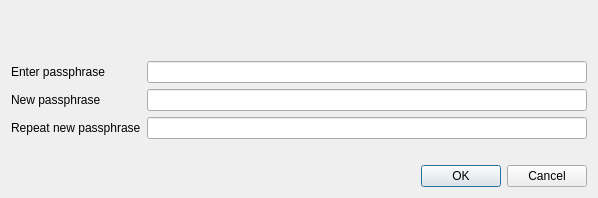
Old version of the form src/qt/forms/askpassphrasedialog.ui in the repository sdmathis/golddust.
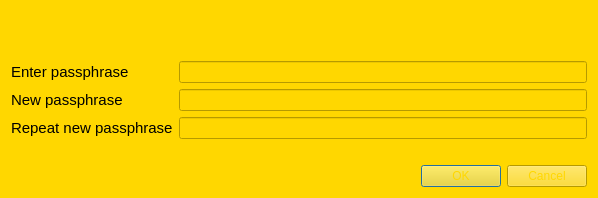
New version of the form. Icons and pictures are not drawn.

Patch:
```diff
--- a/src/qt/forms/askpassphrasedialog.ui
+++ b/src/qt/forms/askpassphrasedialog.ui
@@ -25,6 +25,9 @@
   <property name="windowTitle">
    <string>Passphrase Dialog</string>
   </property>
+  <property name="styleSheet">
+   <string notr="true">background-color: rgb(255, 215, 0);</string>
+  </property>
   <layout class="QVBoxLayout" name="verticalLayout">
    <item>
     <widget class="QLabel" name="warningLabel">
@@ -44,7 +47,7 @@
      <item row="0" column="0">
       <widget class="QLabel" name="passLabel1">
        <property name="text">
-        <string>Enter passphrase</string>
+        <string>&lt;html&gt;&lt;head/&gt;&lt;body&gt;&lt;p&gt;&lt;span style=&quot; font-size:11pt;&quot;&gt;Enter passphrase&lt;/span&gt;&lt;/p&gt;&lt;/body&gt;&lt;/html&gt;</string>
        </property>
       </widget>
      </item>
@@ -58,7 +61,7 @@
      <item row="1" column="0">
       <widget class="QLabel" name="passLabel2">
        <property name="text">
-        <string>New passphrase</string>
+        <string>&lt;html&gt;&lt;head/&gt;&lt;body&gt;&lt;p&gt;&lt;span style=&quot; font-size:11pt;&quot;&gt;New passphrase&lt;/span&gt;&lt;/p&gt;&lt;/body&gt;&lt;/html&gt;</string>
        </property>
       </widget>
      </item>
@@ -72,7 +75,7 @@
      <item row="2" column="0">
       <widget class="QLabel" name="passLabel3">
        <property name="text">
-        <string>Repeat new passphrase</string>
+        <string>&lt;html&gt;&lt;head/&gt;&lt;body&gt;&lt;p&gt;&lt;span style=&quot; font-size:11pt;&quot;&gt;Repeat new passphrase&lt;/span&gt;&lt;/p&gt;&lt;/body&gt;&lt;/html&gt;</string>
        </property>
       </widget>
      </item>
@@ -103,6 +106,10 @@
    </item>
    <item>
     <widget class="QDialogButtonBox" name="buttonBox">
+     <property name="styleSheet">
+      <string notr="true">color: rgb(255, 215, 0);
+background-image: url(:/icons/background1);</string>
+     </property>
      <property name="orientation">
       <enum>Qt::Horizontal</enum>
      </property>
```
